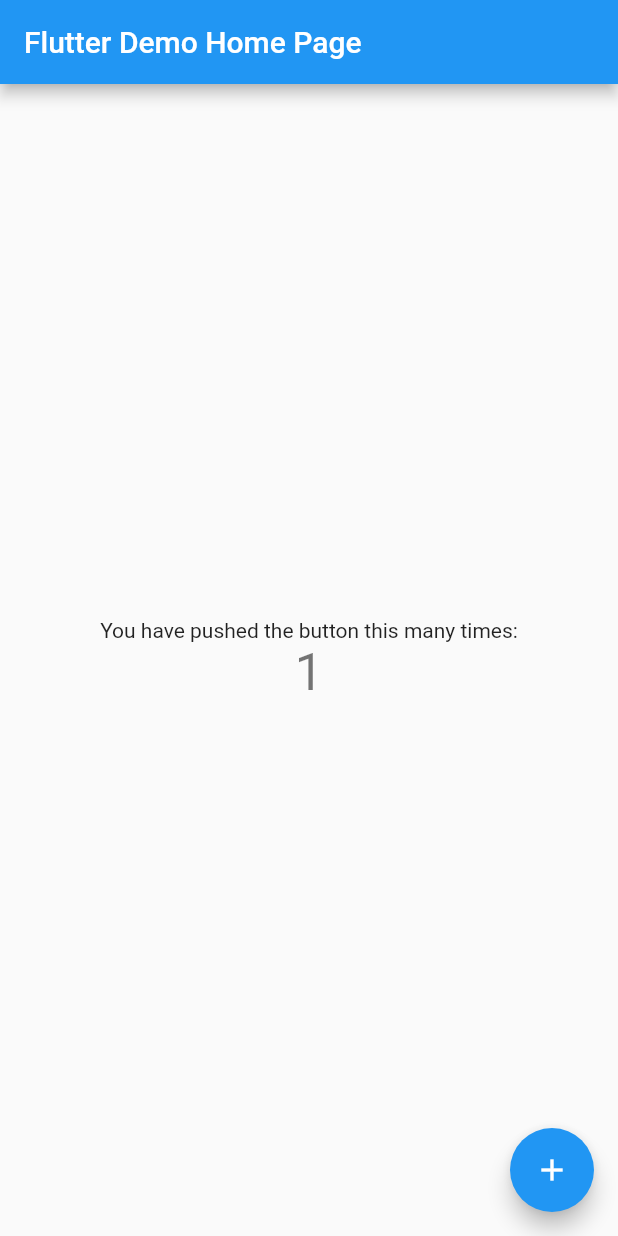
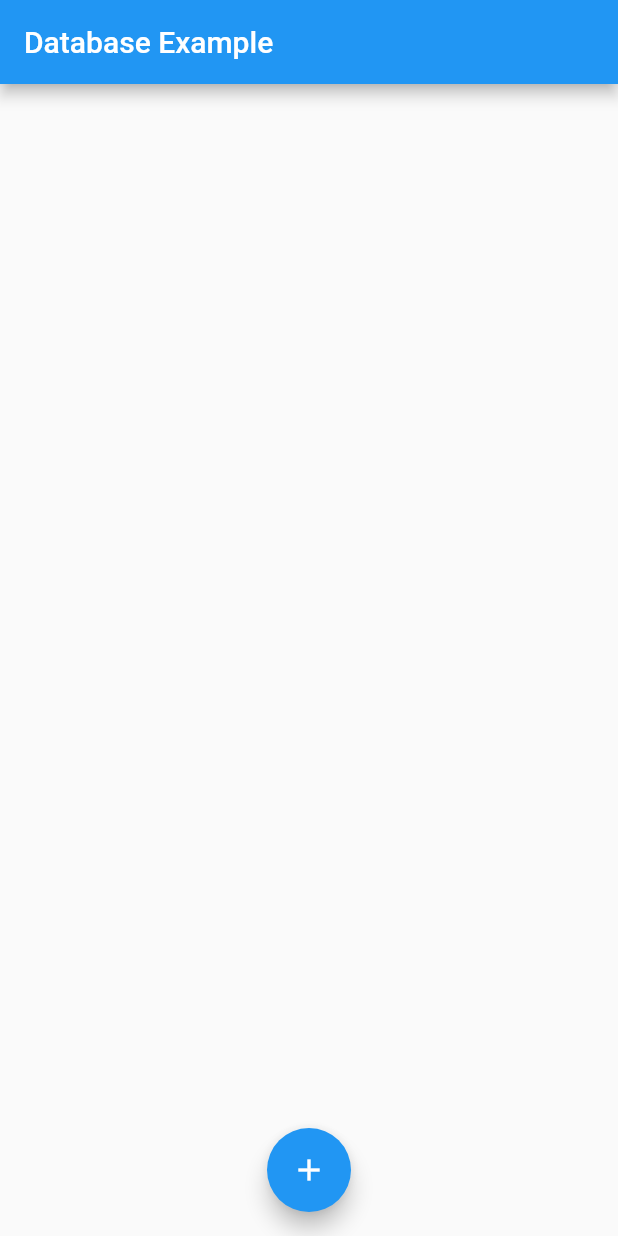
Before and after one commit to junhaesung/flutter-do-it-sql, a Flutter app: the screen it shows after launch, after a tap on the "add" icon, on a phone screen of 412 x 824 dp. Run offline on Flutter 3.47's test engine with Material 2 defaults, Android fonts, the phone set to English and light mode, and no system bars.

Commit message:
SQLite 사용하기 - 화면 추가

```diff
--- a/lib/main.dart
+++ b/lib/main.dart
@@ -1,113 +1,36 @@
 import 'package:flutter/material.dart';
 
-void main() {
-  runApp(MyApp());
-}
+void main() => runApp(MyApp());
 
 class MyApp extends StatelessWidget {
-  // This widget is the root of your application.
   @override
   Widget build(BuildContext context) {
     return MaterialApp(
-      title: 'Flutter Demo',
-      theme: ThemeData(
-        // This is the theme of your application.
-        //
-        // Try running your application with "flutter run". You'll see the
-        // application has a blue toolbar. Then, without quitting the app, try
-        // changing the primarySwatch below to Colors.green and then invoke
-        // "hot reload" (press "r" in the console where you ran "flutter run",
-        // or simply save your changes to "hot reload" in a Flutter IDE).
-        // Notice that the counter didn't reset back to zero; the application
-        // is not restarted.
-        primarySwatch: Colors.blue,
-      ),
-      home: MyHomePage(title: 'Flutter Demo Home Page'),
+      home: DatabaseApp(),
     );
   }
 }
 
-class MyHomePage extends StatefulWidget {
-  MyHomePage({Key? key, required this.title}) : super(key: key);
-
-  // This widget is the home page of your application. It is stateful, meaning
-  // that it has a State object (defined below) that contains fields that affect
-  // how it looks.
-
-  // This class is the configuration for the state. It holds the values (in this
-  // case the title) provided by the parent (in this case the App widget) and
-  // used by the build method of the State. Fields in a Widget subclass are
-  // always marked "final".
-
-  final String title;
-
+class DatabaseApp extends StatefulWidget {
   @override
-  _MyHomePageState createState() => _MyHomePageState();
+  State<StatefulWidget> createState() => _DatabaseApp();
 }
 
-class _MyHomePageState extends State<MyHomePage> {
-  int _counter = 0;
-
-  void _incrementCounter() {
-    setState(() {
-      // This call to setState tells the Flutter framework that something has
-      // changed in this State, which causes it to rerun the build method below
-      // so that the display can reflect the updated values. If we changed
-      // _counter without calling setState(), then the build method would not be
-      // called again, and so nothing would appear to happen.
-      _counter++;
-    });
-  }
-
+class _DatabaseApp extends State<DatabaseApp> {
   @override
   Widget build(BuildContext context) {
-    // This method is rerun every time setState is called, for instance as done
-    // by the _incrementCounter method above.
-    //
-    // The Flutter framework has been optimized to make rerunning build methods
-    // fast, so that you can just rebuild anything that needs updating rather
-    // than having to individually change instances of widgets.
     return Scaffold(
       appBar: AppBar(
-        // Here we take the value from the MyHomePage object that was created by
-        // the App.build method, and use it to set our appbar title.
-        title: Text(widget.title),
+        title: Text('Database Example'),
       ),
-      body: Center(
-        // Center is a layout widget. It takes a single child and positions it
-        // in the middle of the parent.
-        child: Column(
-          // Column is also a layout widget. It takes a list of children and
-          // arranges them vertically. By default, it sizes itself to fit its
-          // children horizontally, and tries to be as tall as its parent.
-          //
-          // Invoke "debug painting" (press "p" in the console, choose the
-          // "Toggle Debug Paint" action from the Flutter Inspector in Android
-          // Studio, or the "Toggle Debug Paint" command in Visual Studio Code)
-          // to see the wireframe for each widget.
-          //
-          // Column has various properties to control how it sizes itself and
-          // how it positions its children. Here we use mainAxisAlignment to
-          // center the children vertically; the main axis here is the vertical
-          // axis because Columns are vertical (the cross axis would be
-          // horizontal).
-          mainAxisAlignment: MainAxisAlignment.center,
-          children: <Widget>[
-            Text(
-              'You have pushed the button this many times:',
-            ),
-            Text(
-              '$_counter',
-              style: Theme.of(context).textTheme.headline4,
-            ),
-          ],
-        ),
+      body: Container(),
+      floatingActionButton: FloatingActionButton(
+        onPressed: () async {
+          final todo = await Navigator.of(context).pushNamed('/add');
+        },
+        child: Icon(Icons.add),
       ),
-      floatingActionButton: FloatingActionButton(
-        onPressed: _incrementCounter,
-        tooltip: 'Increment',
-        child: Icon(Icons.add),
-      ), // This trailing comma makes auto-formatting nicer for build methods.
+      floatingActionButtonLocation: FloatingActionButtonLocation.centerFloat,
     );
   }
 }
```
